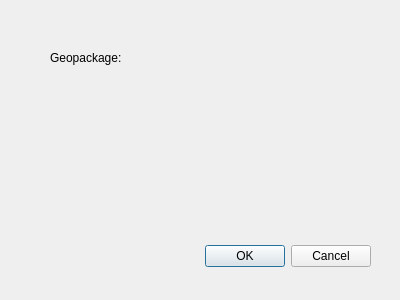
Old version of the form TOMsExport_dialog_base.ui in the repository tlh22/TOMsExport.
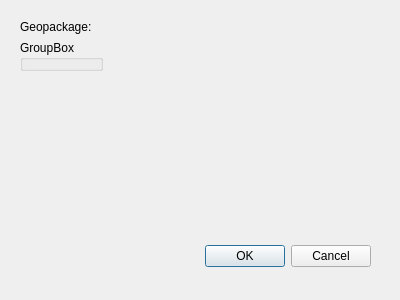
New version of the form. Custom widgets are drawn as their Qt base class.

Patch:
```diff
--- a/TOMsExport_dialog_base.ui
+++ b/TOMsExport_dialog_base.ui
@@ -29,28 +29,34 @@
     <set>QDialogButtonBox::Cancel|QDialogButtonBox::Ok</set>
    </property>
   </widget>
-  <widget class="QgsFileWidget" name="fileNameWidget">
+  <widget class="QWidget" name="formLayoutWidget">
    <property name="geometry">
     <rect>
-     <x>149</x>
-     <y>40</y>
-     <width>151</width>
-     <height>27</height>
+     <x>20</x>
+     <y>20</y>
+     <width>351</width>
+     <height>211</height>
     </rect>
    </property>
-  </widget>
-  <widget class="QLabel" name="label">
-   <property name="geometry">
-    <rect>
-     <x>50</x>
-     <y>50</y>
-     <width>101</width>
-     <height>16</height>
-    </rect>
-   </property>
-   <property name="text">
-    <string>Geopackage:</string>
-   </property>
+   <layout class="QFormLayout" name="frmLayout">
+    <item row="0" column="0">
+     <widget class="QLabel" name="label">
+      <property name="text">
+       <string>Geopackage:</string>
+      </property>
+     </widget>
+    </item>
+    <item row="0" column="1">
+     <widget class="QgsFileWidget" name="fileNameWidget"/>
+    </item>
+    <item row="1" column="0">
+     <widget class="QGroupBox" name="groupBox">
+      <property name="title">
+       <string>GroupBox</string>
+      </property>
+     </widget>
+    </item>
+   </layout>
   </widget>
  </widget>
  <customwidgets>
```
